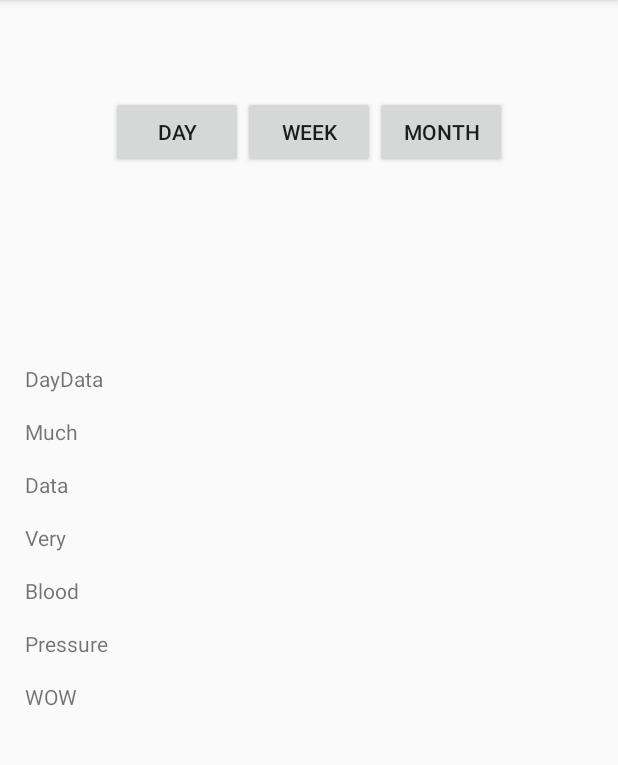
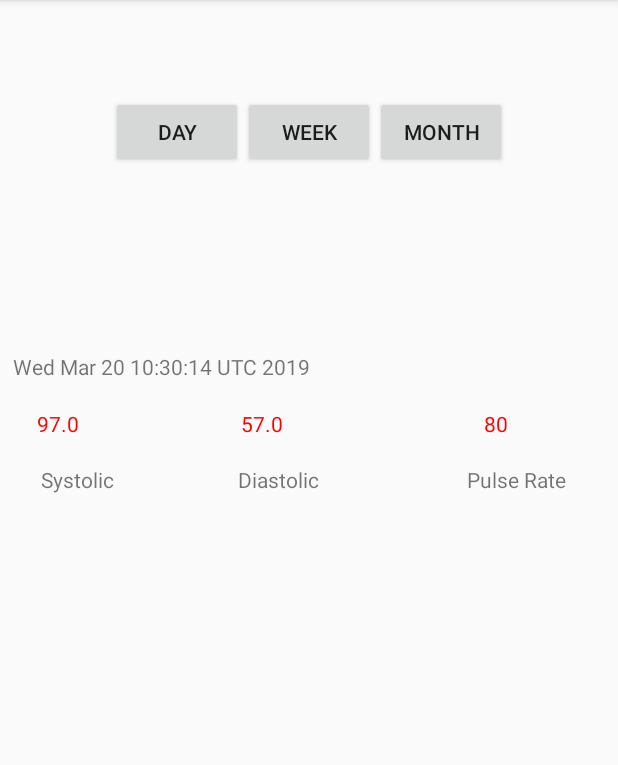
Before and after one commit to Collygon/OsiLifeConnect_ASE, an Android app: the BloodPressureActivity screen opened directly, with no data from a screen before it, on a phone screen of 412 x 824 dp, the part 84-849 px from its top. Run offline under Robolectric (Android 15) with nearby library versions, the light colour scheme and no system bars.

Commit message:
Refactored Blood Pressure View to display appropriate info Blood Pressure now takes a List of Blood Pressure Items

```diff
--- a/app/src/main/java/com/example/osilifeconnect_ase/BloodPressureActivity.java
+++ b/app/src/main/java/com/example/osilifeconnect_ase/BloodPressureActivity.java
@@ -7,19 +7,60 @@
 import android.support.v7.widget.RecyclerView;
 import android.view.View;
 
+import com.example.osilifeconnect_ase.DataModels.dummyBloodPressureData;
+
+import java.util.ArrayList;
+import java.util.List;
+
 public class BloodPressureActivity extends AppCompatActivity {
 
     private RecyclerView list;
     private RecyclerView.LayoutManager layoutManager;
     private RecyclerView.Adapter mAdapter;
-    private String[] dayData = {"DayData", "Much", "Data", "Very", "Blood", "Pressure", "WOW"};
-    private String[] weekData = {"WeekData", "Much", "Data", "Very", "Blood", "Pressure", "WOW"};
-    private String[] monthData = {"MonthData", "Much", "Data", "Very", "Blood", "Pressure", "WOW"};
+    dummyBloodPressureData day1 = new dummyBloodPressureData(1111);
+    dummyBloodPressureData day2 = new dummyBloodPressureData(1112);
+    dummyBloodPressureData day3 = new dummyBloodPressureData(1113);
+    dummyBloodPressureData day4 = new dummyBloodPressureData(1114);
+    dummyBloodPressureData day5 = new dummyBloodPressureData(1115);
+    dummyBloodPressureData day6 = new dummyBloodPressureData(1116);
+    private List<dummyBloodPressureData> dayData = new ArrayList<dummyBloodPressureData>();
+    private List<dummyBloodPressureData> weekData = new ArrayList<dummyBloodPressureData>();
+    private List<dummyBloodPressureData> monthData = new ArrayList<dummyBloodPressureData>();
 
     @Override
     protected void onCreate(Bundle savedInstanceState) {
         super.onCreate(savedInstanceState);
         setContentView(R.layout.activity_blood_pressure);
+
+        day1.setSystolic(100);
+        day1.setDynostolic(62);
+        day1.setPulseRate(69);
+        day2.setSystolic(96);
+        day2.setDynostolic(57);
+        day2.setPulseRate(79);
+        day3.setSystolic(119);
+        day3.setDynostolic(66);
+        day3.setPulseRate(69);
+        day4.setSystolic(98);
+        day4.setDynostolic(60);
+        day4.setPulseRate(75);
+        day5.setSystolic(101);
+        day5.setDynostolic(65);
+        day5.setPulseRate(70);
+        day6.setSystolic(97);
+        day6.setDynostolic(57);
+        day6.setPulseRate(80);
+        dayData.add(day6);
+        weekData.add(day4);
+        weekData.add(day5);
+        weekData.add(day6);
+        monthData.add(day1);
+        monthData.add(day2);
+        monthData.add(day3);
+        monthData.add(day4);
+        monthData.add(day5);
+        monthData.add(day6);
+
 
         list = (RecyclerView)findViewById(R.id.my_recycler_view);
         list.setHasFixedSize(true);
--- a/app/src/main/java/com/example/osilifeconnect_ase/BloodPressureAdapter.java
+++ b/app/src/main/java/com/example/osilifeconnect_ase/BloodPressureAdapter.java
@@ -1,14 +1,19 @@
 package com.example.osilifeconnect_ase;
 
+import android.support.constraint.ConstraintLayout;
 import android.support.v7.widget.RecyclerView;
 import android.view.LayoutInflater;
 import android.view.View;
 import android.view.ViewGroup;
 import android.widget.TextView;
 
+import com.example.osilifeconnect_ase.DataModels.dummyBloodPressureData;
+
+import java.util.List;
+
 public class BloodPressureAdapter extends RecyclerView.Adapter<BloodPressureAdapter.MyViewHolder> {
 
-    private String[] dataSet;
+    private List<dummyBloodPressureData> dataSet;
 
     // Provide a reference to the views for each data item
     // Complex data items may need more than one view per item, and
@@ -17,18 +22,32 @@
 
         // each data item is just a string in this case
         //View itemView;
-        TextView data;
+        TextView date;
+        TextView systolic;
+        TextView diastolic;
+        TextView pulse;
+        TextView sysNum;
+        TextView diaNum;
+        TextView pulseNum;
+        ConstraintLayout constraintLayout;
 
         public MyViewHolder(View view){
             super(view);
             //itemView = view;
-            data = view.findViewById(R.id.textView1);
+            date = view.findViewById(R.id.bloodDateView);
+            systolic = view.findViewById(R.id.systolicView);
+            diastolic = view.findViewById(R.id.diastolicView);
+            pulse = view.findViewById(R.id.pulseView);
+            sysNum = view.findViewById(R.id.systolicNum);
+            diaNum = view.findViewById(R.id.diastolicNum);
+            pulseNum = view.findViewById(R.id.pulseNum);
+            constraintLayout = view.findViewById(R.id.constraintLayout);
         }
 
     }
 
     // Provide a suitable constructor (depends on the kind of dataset)
-    public BloodPressureAdapter(String[] myDataset) {
+    public BloodPressureAdapter(List<dummyBloodPressureData> myDataset) {
         dataSet = myDataset;
     }
 
@@ -46,14 +65,17 @@
     public void onBindViewHolder(MyViewHolder holder, int position) {
         // - get element from your dataset at this position
         // - replace the contents of the view with that element
-        holder.data.setText(dataSet[position]);
+        holder.date.setText(dataSet.get(position).getDate().toString());
+        holder.sysNum.setText(String.valueOf(dataSet.get(position).getSystolic()));
+        holder.diaNum.setText(String.valueOf(dataSet.get(position).getDynostolic()));
+        holder.pulseNum.setText(String.valueOf(dataSet.get(position).getPulseRate()));
 
     }
 
     // Return the size of your dataset (invoked by the layout manager)
     @Override
     public int getItemCount() {
-        return dataSet.length;
+        return dataSet.size();
     }
 
 }
--- a/app/src/main/res/layout/recycler_view_item.xml
+++ b/app/src/main/res/layout/recycler_view_item.xml
@@ -1,13 +1,96 @@
 <?xml version="1.0" encoding="utf-8"?>
-<LinearLayout xmlns:android="http://schemas.android.com/apk/res/android"
-              xmlns:tools="http://schemas.android.com/tools"
-              android:orientation="vertical"
-              android:padding="8dp"
-              android:layout_width="match_parent"
-              android:layout_height="wrap_content">
+<android.support.constraint.ConstraintLayout xmlns:android="http://schemas.android.com/apk/res/android"
+    xmlns:app="http://schemas.android.com/apk/res-auto"
+    xmlns:tools="http://schemas.android.com/tools"
+    android:id="@+id/constraintLayout"
+    android:layout_width="match_parent"
+    android:layout_height="wrap_content">
+
   <TextView
-      android:id="@+id/textView1"
+      android:id="@+id/bloodDateView"
       android:layout_width="wrap_content"
       android:layout_height="wrap_content"
-      tools:text="@tools:sample/lorem" />
-</LinearLayout>
+      android:text="@string/date_display"
+      app:layout_constraintStart_toStartOf="parent"
+      app:layout_constraintTop_toTopOf="parent" />
+
+    <TextView
+        android:id="@+id/systolicView"
+        android:layout_width="wrap_content"
+        android:layout_height="wrap_content"
+        android:layout_below="@id/bloodDateView"
+        android:layout_marginTop="56dp"
+        android:layout_marginEnd="32dp"
+        android:text="Systolic"
+        app:layout_constraintEnd_toStartOf="@+id/diastolicView"
+        app:layout_constraintHorizontal_bias="0.5"
+        app:layout_constraintStart_toStartOf="parent"
+        app:layout_constraintTop_toBottomOf="@id/bloodDateView" />
+
+    <TextView
+        android:id="@+id/diastolicView"
+        android:layout_width="wrap_content"
+        android:layout_height="wrap_content"
+        android:layout_marginStart="32dp"
+        android:layout_marginTop="56dp"
+        android:layout_marginEnd="80dp"
+        android:text="Diastolic"
+        app:layout_constraintEnd_toStartOf="@+id/pulseView"
+        app:layout_constraintHorizontal_bias="0.5"
+        app:layout_constraintStart_toEndOf="@+id/systolicView"
+        app:layout_constraintTop_toBottomOf="@id/bloodDateView" />
+
+    <TextView
+        android:id="@+id/pulseView"
+        android:layout_width="wrap_content"
+        android:layout_height="wrap_content"
+        android:layout_marginLeft="248dp"
+        android:layout_marginTop="56dp"
+        android:layout_marginEnd="8dp"
+        android:text="Pulse Rate"
+        app:layout_constraintEnd_toEndOf="parent"
+        app:layout_constraintHorizontal_bias="0.5"
+        app:layout_constraintStart_toEndOf="@+id/diastolicView"
+        app:layout_constraintTop_toBottomOf="@id/bloodDateView" />
+
+  <TextView
+      android:id="@+id/systolicNum"
+      android:layout_width="66dp"
+      android:layout_height="wrap_content"
+      android:layout_marginStart="16dp"
+      android:layout_marginTop="8dp"
+      android:layout_marginBottom="8dp"
+      android:ems="10"
+      app:layout_constraintBottom_toTopOf="@+id/systolicView"
+      app:layout_constraintStart_toStartOf="parent"
+      app:layout_constraintTop_toBottomOf="@+id/bloodDateView"
+      android:textColor="#ff0000" />
+
+    <TextView
+        android:id="@+id/diastolicNum"
+        android:layout_width="66dp"
+        android:layout_height="wrap_content"
+        android:layout_marginStart="70dp"
+        android:layout_marginTop="8dp"
+        android:layout_marginBottom="8dp"
+        android:ems="10"
+        android:textColor="#ff0000"
+        app:layout_constraintBottom_toTopOf="@+id/diastolicView"
+        app:layout_constraintStart_toEndOf="@+id/systolicNum"
+        app:layout_constraintTop_toBottomOf="@+id/bloodDateView"
+        app:layout_constraintVertical_bias="0.523" />
+
+    <TextView
+        android:id="@+id/pulseNum"
+        android:layout_width="66dp"
+        android:layout_height="wrap_content"
+        android:layout_marginStart="96dp"
+        android:layout_marginTop="8dp"
+        android:layout_marginBottom="8dp"
+        android:ems="10"
+        android:textColor="#ff0000"
+        app:layout_constraintBottom_toTopOf="@+id/pulseView"
+        app:layout_constraintStart_toEndOf="@+id/diastolicNum"
+        app:layout_constraintTop_toBottomOf="@+id/bloodDateView"
+        app:layout_constraintVertical_bias="0.523" />
+</android.support.constraint.ConstraintLayout>
--- a/app/src/main/res/values/strings.xml
+++ b/app/src/main/res/values/strings.xml
@@ -17,8 +17,6 @@
     <string name="date_display">MM/DD/YY @ HH:MM</string>
     <string name="weight_display">XXXXlbs</string>
     <string name="weights">Weights</string>
-    <string name="date_display">MM/DD/YY @ HH:MM</string>
-    <string name="weight_display">XXXXlbs</string>
     <string name="blood_pressure">Blood Pressure</string>
     <string name="osi_location">San Antonio, Texas Sandau-Ste. 210 San Antonio, Texas 78216</string>
     <string name="osi_website">https://osilife.com</string>
```
